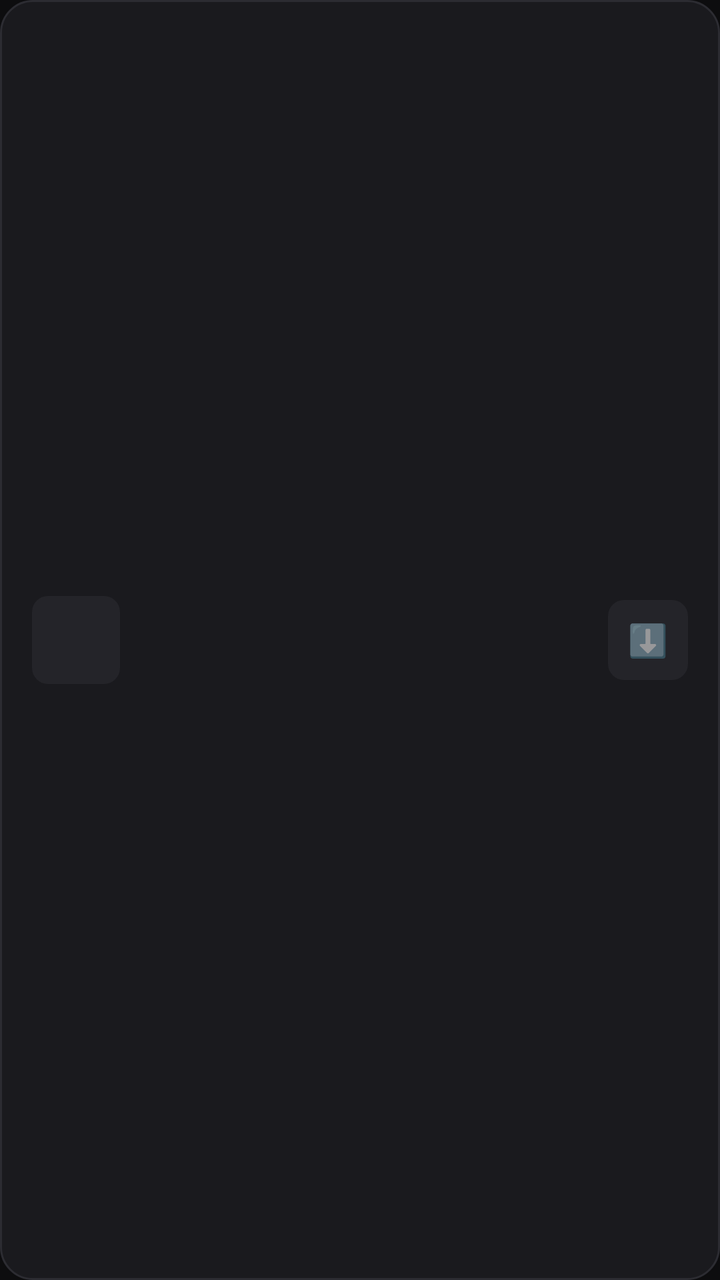
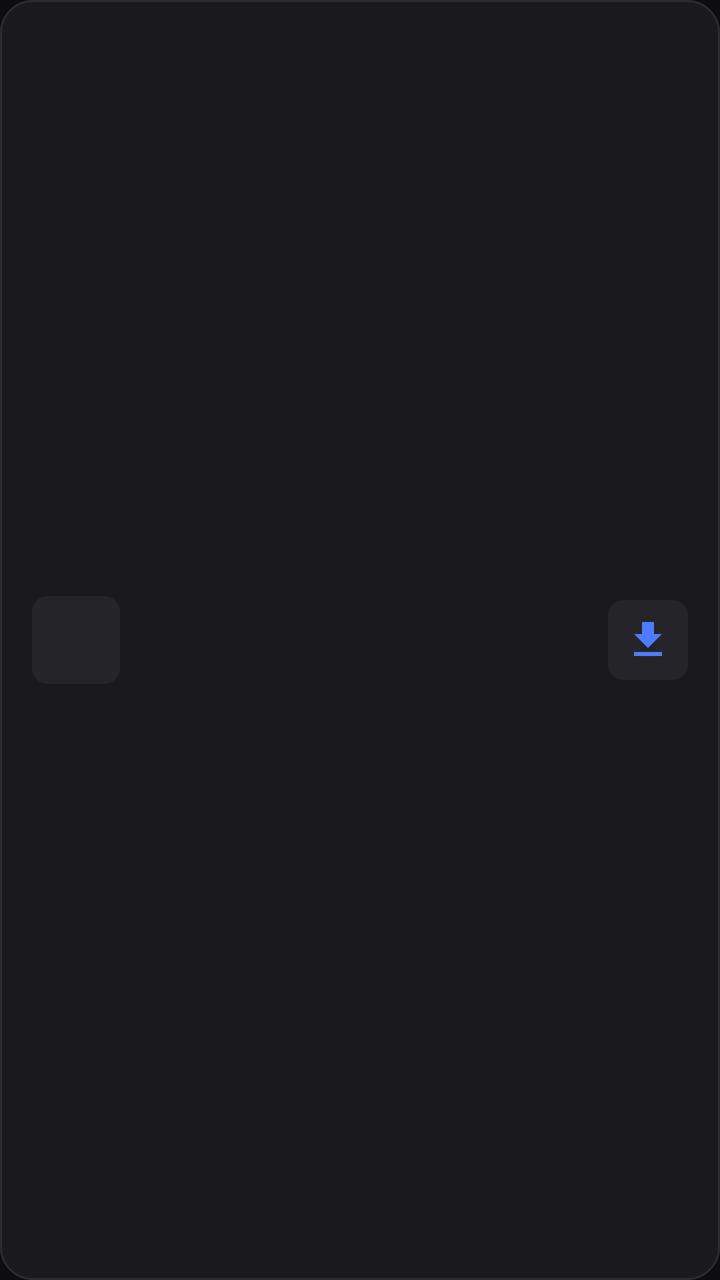

Two renders of the same Android screen: before a commit and after it. Below are the layout's source before the change and the commit's diff.
<!-- AndroidManifest.xml: application theme Theme.KoilCloud -->
<!-- res/layout/item_file.xml -->
<?xml version="1.0" encoding="utf-8"?>
<LinearLayout xmlns:android="http://schemas.android.com/apk/res/android"
    android:layout_width="match_parent"
    android:layout_height="wrap_content"
    android:orientation="horizontal"
    android:gravity="center_vertical"
    android:background="@drawable/bg_card"
    android:padding="16dp"
    android:layout_marginBottom="8dp"
    android:clickable="true"
    android:focusable="true"
    android:foreground="?attr/selectableItemBackground">

    <FrameLayout
        android:layout_width="44dp"
        android:layout_height="44dp"
        android:layout_marginEnd="16dp">

        <TextView
            android:id="@+id/fileIcon"
            android:layout_width="match_parent"
            android:layout_height="match_parent"
            android:background="@drawable/bg_icon"
            android:gravity="center"
            android:textSize="20sp" />

        <ImageView
            android:id="@+id/fileThumbnail"
            android:layout_width="match_parent"
            android:layout_height="match_parent"
            android:scaleType="centerCrop"
            android:visibility="gone" />
    </FrameLayout>

    <LinearLayout
        android:layout_width="0dp"
        android:layout_height="wrap_content"
        android:layout_weight="1"
        android:orientation="vertical">

        <TextView
            android:id="@+id/fileName"
            android:layout_width="match_parent"
            android:layout_height="wrap_content"
            android:textColor="@color/text_primary"
            android:textSize="15sp"
            android:textStyle="bold"
            android:maxLines="1"
            android:ellipsize="end" />

        <TextView
            android:id="@+id/fileMeta"
            android:layout_width="match_parent"
            android:layout_height="wrap_content"
            android:layout_marginTop="2dp"
            android:textColor="@color/text_tertiary"
            android:textSize="12sp" />
    </LinearLayout>

    <TextView
        android:id="@+id/downloadButton"
        android:layout_width="40dp"
        android:layout_height="40dp"
        android:layout_marginStart="8dp"
        android:background="@drawable/bg_icon"
        android:gravity="center"
        android:text="⬇️"
        android:textSize="16sp"
        android:clickable="true"
        android:focusable="true" />
</LinearLayout>
<!-- resources referenced by this layout -->
<resources>
  <color name="text_primary">#F5F5F7</color>
  <color name="text_tertiary">#63636B</color>
  <!-- drawable bg_card (drawable) -->
  <?xml version="1.0" encoding="utf-8"?>
  <shape xmlns:android="http://schemas.android.com/apk/res/android">
      <solid android:color="@color/surface" />
      <corners android:radius="16dp" />
      <stroke android:width="1dp" android:color="@color/border" />
  </shape>
  <!-- drawable bg_icon (drawable) -->
  <?xml version="1.0" encoding="utf-8"?>
  <shape xmlns:android="http://schemas.android.com/apk/res/android">
      <solid android:color="@color/surface_elevated" />
      <corners android:radius="8dp" />
  </shape>
  <style name="Theme.KoilCloud" parent="Theme.MaterialComponents.DayNight.NoActionBar">
          <item name="android:statusBarColor">@color/bg</item>
          <item name="android:navigationBarColor">@color/bg</item>
          <item name="android:windowBackground">@color/bg</item>
          <item name="android:windowLightStatusBar">false</item>
      </style>
  <color name="surface">#1A1A1E</color>
  <color name="border">#2C2C32</color>
  <color name="surface_elevated">#242429</color>
  <color name="bg">#0D0D0F</color>
</resources>

<!-- the commit's change to res/layout/item_file.xml (unified diff, before → after) -->
@@ -1,5 +1,6 @@
 <?xml version="1.0" encoding="utf-8"?>
 <LinearLayout xmlns:android="http://schemas.android.com/apk/res/android"
+    xmlns:app="http://schemas.android.com/apk/res-auto"
     android:layout_width="match_parent"
     android:layout_height="wrap_content"
     android:orientation="horizontal"
@@ -14,15 +15,15 @@
     <FrameLayout
         android:layout_width="44dp"
         android:layout_height="44dp"
-        android:layout_marginEnd="16dp">
+        android:layout_marginEnd="16dp"
+        android:background="@drawable/bg_icon">
 
-        <TextView
+        <ImageView
             android:id="@+id/fileIcon"
-            android:layout_width="match_parent"
-            android:layout_height="match_parent"
-            android:background="@drawable/bg_icon"
-            android:gravity="center"
-            android:textSize="20sp" />
+            android:layout_width="24dp"
+            android:layout_height="24dp"
+            android:layout_gravity="center"
+            app:tint="@color/text_primary" />
 
         <ImageView
             android:id="@+id/fileThumbnail"
@@ -57,15 +58,16 @@
             android:textSize="12sp" />
     </LinearLayout>
 
-    <TextView
+    <ImageView
         android:id="@+id/downloadButton"
         android:layout_width="40dp"
         android:layout_height="40dp"
         android:layout_marginStart="8dp"
         android:background="@drawable/bg_icon"
-        android:gravity="center"
-        android:text="⬇️"
-        android:textSize="16sp"
+        android:padding="8dp"
+        android:src="@drawable/ic_download"
         android:clickable="true"
-        android:focusable="true" />
+        android:focusable="true"
+        app:tint="@color/primary" />
+
 </LinearLayout>
<!-- resource entries referenced after the edit -->
@@ -1,5 +1,6 @@
 <!-- resources referenced by this layout -->
 <resources>
+  <color name="primary">#4F7CFF</color>
   <color name="text_primary">#F5F5F7</color>
   <color name="text_tertiary">#63636B</color>
   <!-- drawable bg_card (drawable) -->
@@ -15,6 +16,12 @@
       <solid android:color="@color/surface_elevated" />
       <corners android:radius="8dp" />
   </shape>
+  <!-- drawable ic_download (drawable) -->
+  <vector xmlns:android="http://schemas.android.com/apk/res/android" android:height="24dp" android:tint="#000000" android:viewportHeight="24" android:viewportWidth="24" android:width="24dp">
+        
+      <path android:fillColor="@android:color/white" android:pathData="M5,20h14v-2H5V20zM19,9h-4V3H9v6H5l7,7L19,9z"/>
+      
+  </vector>
   <style name="Theme.KoilCloud" parent="Theme.MaterialComponents.DayNight.NoActionBar">
           <item name="android:statusBarColor">@color/bg</item>
           <item name="android:navigationBarColor">@color/bg</item>
